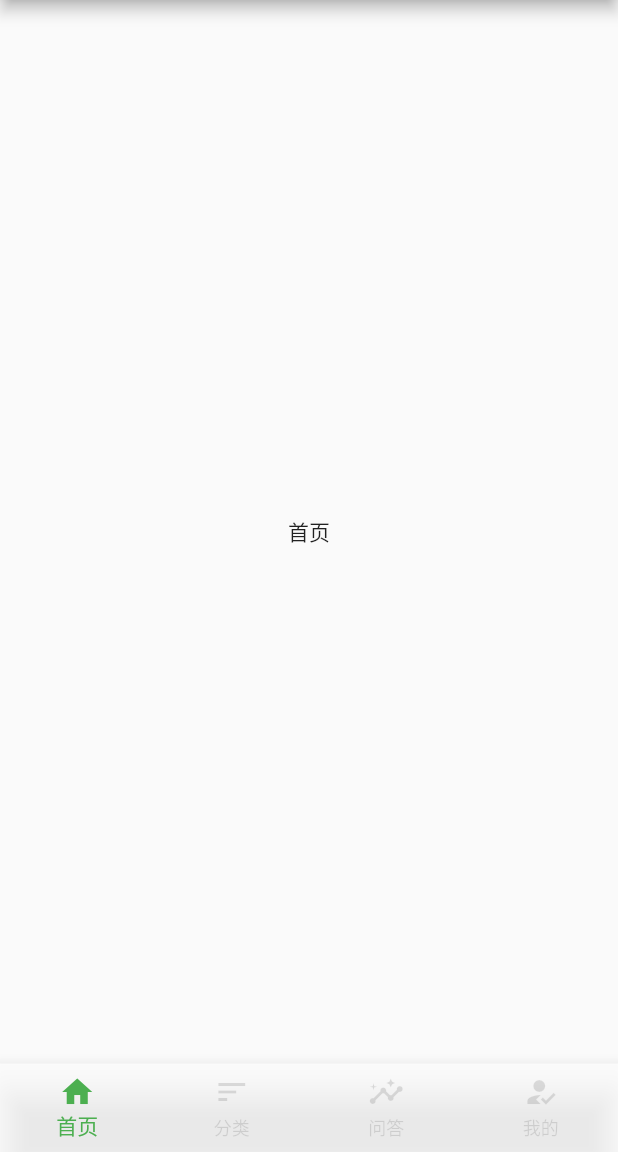
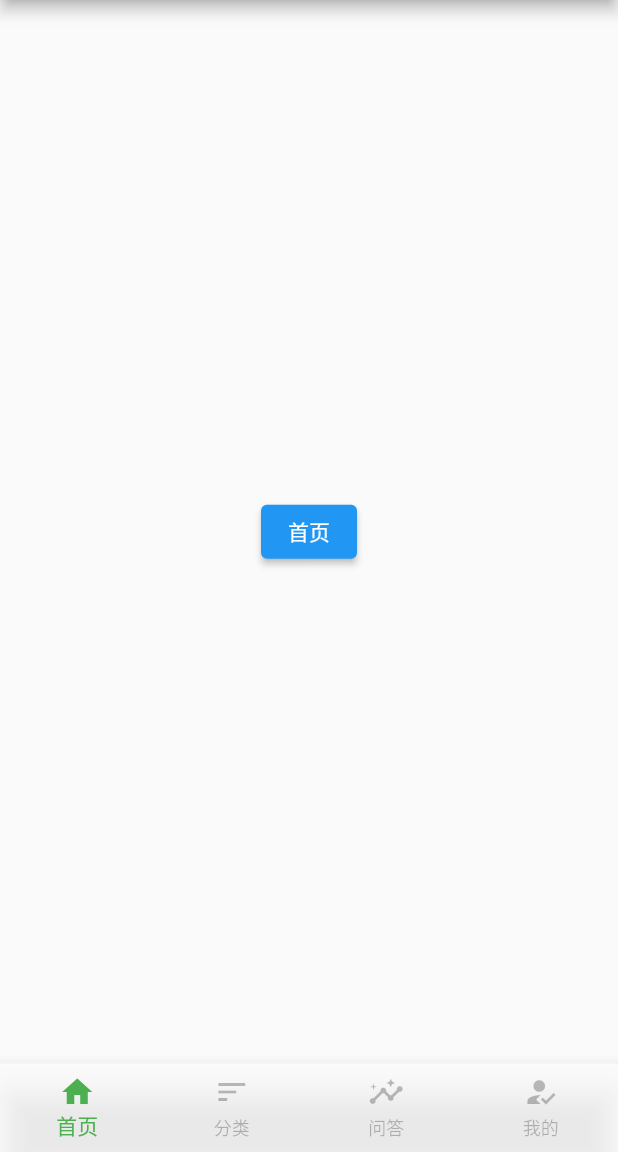
Before and after one commit to ailiwean/WanAndroid, a Flutter app: the screen it shows after launch, on a phone screen of 412 x 824 dp, the part 84-1236 px from its top. Run offline on Flutter 3.47's test engine with Material 2 defaults, Android fonts, the phone set to English and light mode, and no system bars; our stand-ins replace dio.

Commit message:
网络请求封装

```diff
--- a/lib/SplashPage.dart
+++ b/lib/SplashPage.dart
@@ -1,6 +1,6 @@
 import 'package:flutter/material.dart';
 import 'package:wan_android/MainPage.dart';
-import 'package:wan_android/route/RouteManager.dart';
+import 'package:wan_android/common/route/RouteManager.dart';
 
 class SplashPage extends StatefulWidget {
   @override
--- a/lib/main.dart
+++ b/lib/main.dart
@@ -1,6 +1,7 @@
 import 'package:flutter/material.dart';
 import 'package:wan_android/SplashPage.dart';
-import 'package:wan_android/route/RouteManager.dart';
+import 'package:wan_android/common/route/RouteManager.dart';
+import 'common/network/Network.dart';
 
 void main() {
   runApp(MyApp());
@@ -18,5 +19,8 @@ class MyApp extends StatelessWidget {
   }
 
   initApp(BuildContext context) {
+    Network.build()
+        .setBaseUrl("https://wanandroid.com")
+        .setBaseHeaders({}).build();
   }
 }
--- /dev/null
+++ b/lib/module/home/api/Test.dart
@@ -0,0 +1,3 @@
+import 'package:wan_android/common/network/BaseApi.dart';
+
+test() => BaseApi.create(server: "/wxarticle/chapters/json");
--- a/lib/module/home/Home.dart
+++ b/lib/module/home/ui/Home.dart
@@ -1,5 +1,7 @@
 import 'package:flutter/material.dart';
+import 'package:wan_android/common/network/Network.dart';
 import 'package:wan_android/module/RootPage.dart';
+import 'package:wan_android/module/home/api/Test.dart';
 
 class Home extends StatefulWidget with RootPage {
   @override
@@ -19,6 +21,12 @@ class Home extends StatefulWidget with RootPage {
 class _HomeState extends State<Home> {
   @override
   Widget build(BuildContext context) {
-    return Center(child: Text("首页"));
+    return Center(
+        child: ElevatedButton(
+      child: Text("首页"),
+      onPressed: () {
+        Network.execute(test()).then((value) => {print(value.data.toString())});
+      },
+    ));
   }
 }
--- a/lib/res/AppColors.dart
+++ b/lib/res/AppColors.dart
@@ -2,6 +2,6 @@ import 'package:flutter/material.dart';
 
 class AppColors {
   static final navigatorBg = Colors.white70;
-  static final navigatorItemColor = Colors.black12;
+  static final navigatorItemColor = Colors.black26;
   static final navigatorItemSelectColor = Colors.green;
 }
--- a/pubspec.yaml
+++ b/pubspec.yaml
@@ -23,11 +23,10 @@ environment:
 dependencies:
   flutter:
     sdk: flutter
-
-
   # The following adds the Cupertino Icons font to your application.
   # Use with the CupertinoIcons class for iOS style icons.
   cupertino_icons: ^1.0.2
+  dio: ^3.0.10
 
 dev_dependencies:
   flutter_test:
```
Also changed, not shown: lib/MainPage.dart (+4 -4 lines), lib/common/network/BaseApi.dart (added, +13 -0 lines), lib/common/network/Network.dart (added, +80 -0 lines), lib/common/route/RouteManager.dart (renamed from lib/route/RouteManager.dart, +6 -6 lines), lib/module/me/ui/Me.dart (renamed from lib/module/me/Me.dart), lib/module/qa/ui/Qa.dart (renamed from lib/module/qa/Qa.dart), lib/module/sort/ui/Sort.dart (renamed from lib/module/sort/Sort.dart), pubspec.lock.
